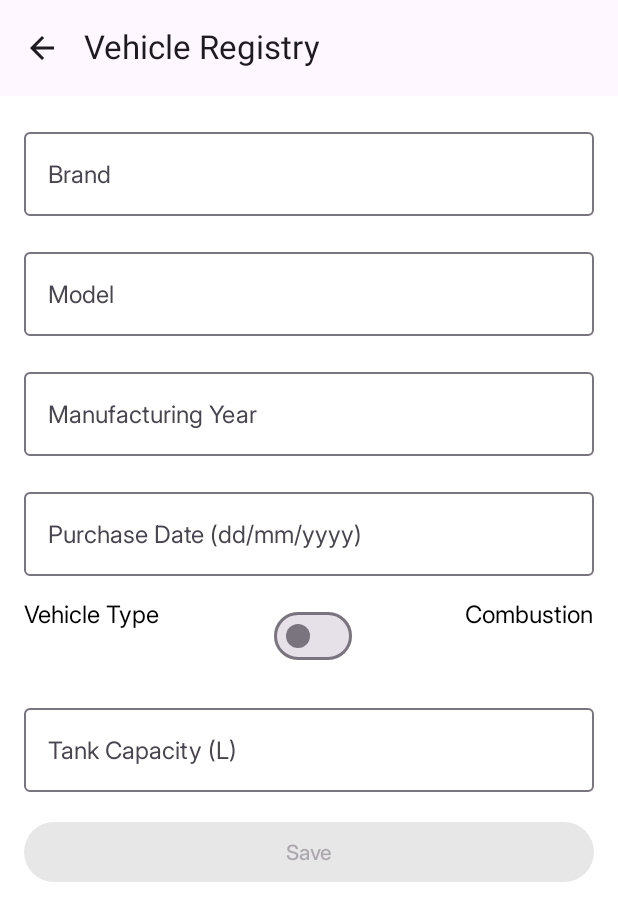
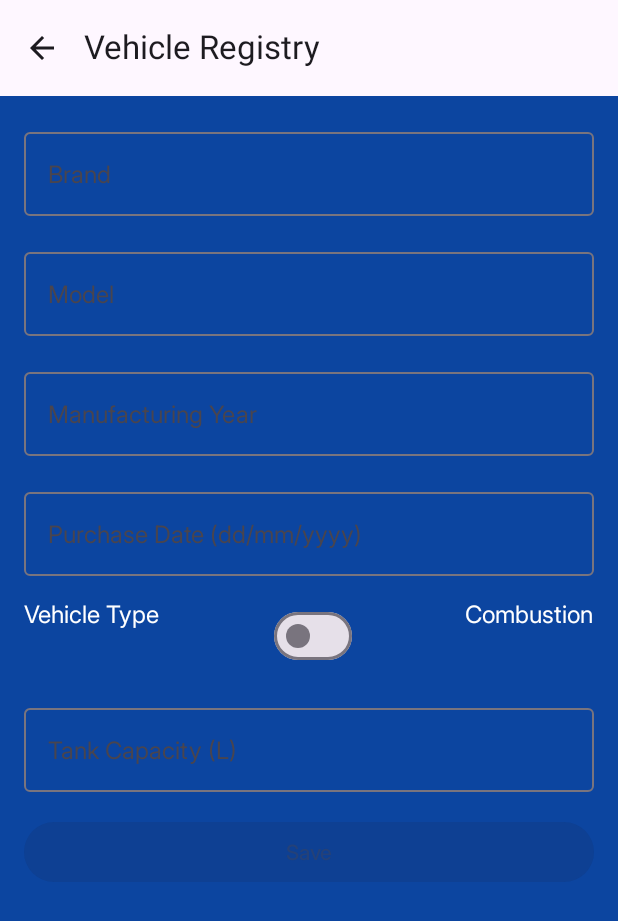
Before and after one commit to mobile-dev-ufes/2024-2-proj-final-automobile, an Android app built with Jetpack Compose: the RegistryScreen screen opened through its navigation route, on a phone screen of 412 x 824 dp. Shown: the top 921 px of the screen. Run offline under Robolectric (Android 15) with nearby library versions, the phone set to English and light mode, and no system bars; our stand-ins replace Dagger/Hilt's generated code, Firebase (no records; nobody signed in at launch, a user with empty details on screens opened directly).

Commit message:
registry and garage theme change

```diff
--- a/app/src/main/java/com/ufes/automobile/ui/garage/GarageScreen.kt
+++ b/app/src/main/java/com/ufes/automobile/ui/garage/GarageScreen.kt
@@ -1,5 +1,6 @@
 package com.ufes.automobile.ui.garage
 
+import androidx.compose.foundation.background
 import androidx.compose.foundation.lazy.LazyColumn
 import androidx.compose.foundation.lazy.items
 import androidx.compose.material.icons.Icons
@@ -7,12 +8,14 @@ import androidx.compose.material.icons.filled.Add
 import androidx.compose.material3.ExperimentalMaterial3Api
 import androidx.compose.material3.FloatingActionButton
 import androidx.compose.material3.Icon
+import androidx.compose.material3.MaterialTheme
 import androidx.compose.material3.Scaffold
 import androidx.compose.material3.Text
 import androidx.compose.material3.TopAppBar
 import androidx.compose.runtime.Composable
 import androidx.compose.runtime.collectAsState
 import androidx.compose.runtime.getValue
+import androidx.compose.ui.Modifier
 import androidx.hilt.navigation.compose.hiltViewModel
 import androidx.navigation.NavController
 import com.ufes.automobile.ui.common.VehicleCard
@@ -46,11 +49,13 @@ fun GarageScreen(
             FloatingActionButton(
                 onClick = {
                     navController.navigate(Route.RegistryScreen.route)
-                }
+                },
+                containerColor = MaterialTheme.colorScheme.onPrimary
             ) {
-                Icon(Icons.Default.Add, contentDescription = "Add Vehicle")
+                Icon(Icons.Default.Add, contentDescription = "Add Vehicle", tint = MaterialTheme.colorScheme.onPrimaryContainer)
             }
-        }
+        },
+        containerColor = MaterialTheme.colorScheme.primary
     ) { paddingValues ->
         LazyColumn(
             contentPadding = paddingValues
--- a/app/src/main/java/com/ufes/automobile/ui/registry/RegistryScreen.kt
+++ b/app/src/main/java/com/ufes/automobile/ui/registry/RegistryScreen.kt
@@ -9,9 +9,11 @@ import androidx.compose.foundation.text.KeyboardOptions
 import androidx.compose.material.icons.Icons
 import androidx.compose.material.icons.automirrored.filled.ArrowBack
 import androidx.compose.material3.Button
+import androidx.compose.material3.ButtonDefaults
 import androidx.compose.material3.ExperimentalMaterial3Api
 import androidx.compose.material3.Icon
 import androidx.compose.material3.IconButton
+import androidx.compose.material3.MaterialTheme
 import androidx.compose.material3.OutlinedTextField
 import androidx.compose.material3.Scaffold
 import androidx.compose.material3.Switch
@@ -74,7 +76,8 @@ fun RegistryScreen(
                     }
                 }
             )
-        }
+        },
+        containerColor = MaterialTheme.colorScheme.primary
     ) { paddingValues ->
         Column(
             modifier = Modifier
@@ -158,7 +161,10 @@ fun RegistryScreen(
                     navController.popBackStack()
                 },
                 modifier = Modifier.fillMaxWidth(),
-                enabled = brand.isNotBlank() && model.isNotBlank() && manufacturingYear.isNotBlank() && purchaseDate.isNotBlank()
+                enabled = brand.isNotBlank() && model.isNotBlank() && manufacturingYear.isNotBlank() && purchaseDate.isNotBlank(),
+                colors = ButtonDefaults.buttonColors(
+                    containerColor = MaterialTheme.colorScheme.onPrimary
+                )
             ) {
                 Text("Save")
             }
```
